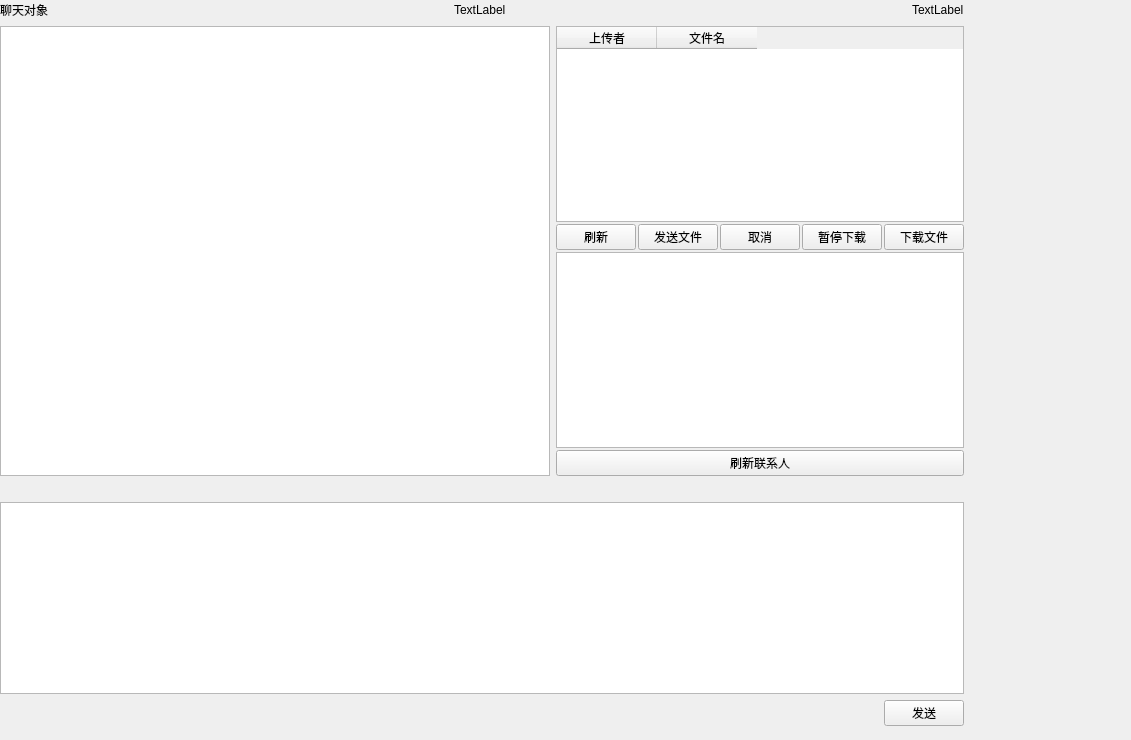
First picture: the form in OnlineClient/chatmenu.ui, repository hetufict/QtMeetingSystem, before the edit.
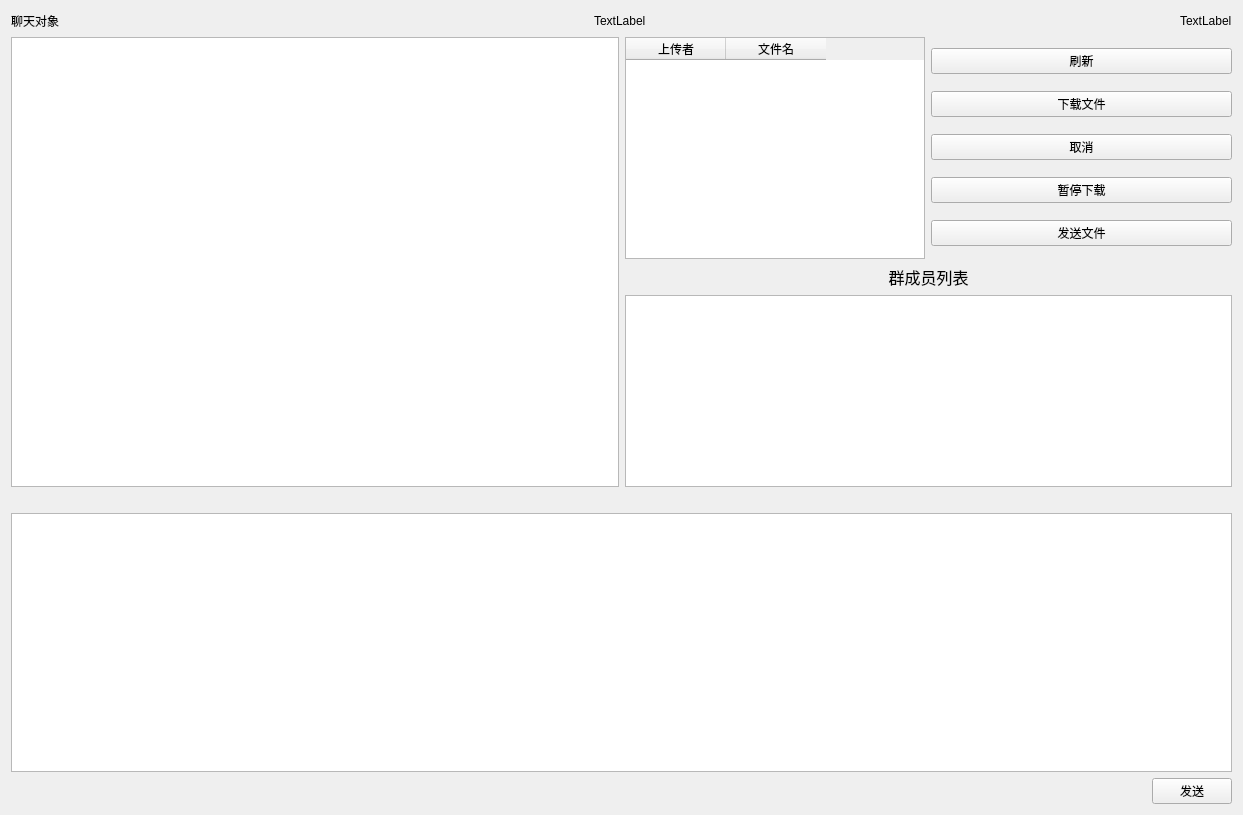
Second picture: the form after the edit.

Commit message: 采用新的列表刷新方案 不再需要手动刷新用户列表，群组列表 文件列表，群组成员列表

```diff
--- a/OnlineClient/chatmenu.ui
+++ b/OnlineClient/chatmenu.ui
@@ -6,14 +6,15 @@
    <rect>
     <x>0</x>
     <y>0</y>
-    <width>1131</width>
-    <height>740</height>
+    <width>1243</width>
+    <height>815</height>
    </rect>
   </property>
   <property name="windowTitle">
    <string>Form</string>
   </property>
-  <widget class="QWidget" name="">
+  <layout class="QVBoxLayout" name="verticalLayout_3">
+   <item>
    <layout class="QVBoxLayout" name="verticalLayout_5">
     <item>
      <layout class="QHBoxLayout" name="horizontalLayout_4">
@@ -79,14 +80,23 @@
        </widget>
       </item>
       <item>
-       <layout class="QVBoxLayout" name="verticalLayout_3">
-        <property name="spacing">
-         <number>2</number>
-        </property>
+        <layout class="QVBoxLayout" name="verticalLayout_2">
         <item>
-         <layout class="QVBoxLayout" name="verticalLayout">
+          <layout class="QHBoxLayout" name="horizontalLayout_7">
           <item>
            <widget class="QTableWidget" name="tableWidget_files">
+             <property name="minimumSize">
+              <size>
+               <width>100</width>
+               <height>0</height>
+              </size>
+             </property>
+             <property name="maximumSize">
+              <size>
+               <width>300</width>
+               <height>16777215</height>
+              </size>
+             </property>
             <column>
              <property name="text">
               <string>上传者</string>
@@ -100,23 +110,41 @@
            </widget>
           </item>
           <item>
-           <layout class="QHBoxLayout" name="horizontalLayout_3">
+            <layout class="QVBoxLayout" name="verticalLayout_6">
             <item>
              <widget class="QPushButton" name="pb_fllushFilelist">
+               <property name="minimumSize">
+                <size>
+                 <width>25</width>
+                 <height>0</height>
+                </size>
+               </property>
               <property name="text">
                <string>刷新</string>
               </property>
              </widget>
             </item>
             <item>
-             <widget class="QPushButton" name="pb_sendFile">
+              <widget class="QPushButton" name="pb_downloadFile">
+               <property name="minimumSize">
+                <size>
+                 <width>25</width>
+                 <height>0</height>
+                </size>
+               </property>
               <property name="text">
-               <string>发送文件</string>
+                <string>下载文件</string>
               </property>
              </widget>
             </item>
             <item>
              <widget class="QPushButton" name="pb_cancle">
+               <property name="minimumSize">
+                <size>
+                 <width>25</width>
+                 <height>0</height>
+                </size>
+               </property>
               <property name="text">
                <string>取消</string>
               </property>
@@ -124,15 +152,27 @@
             </item>
             <item>
              <widget class="QPushButton" name="pb_pausefile">
+               <property name="minimumSize">
+                <size>
+                 <width>25</width>
+                 <height>0</height>
+                </size>
+               </property>
               <property name="text">
                <string>暂停下载</string>
               </property>
              </widget>
             </item>
             <item>
-             <widget class="QPushButton" name="pb_downloadFile">
+              <widget class="QPushButton" name="pb_sendFile">
+               <property name="minimumSize">
+                <size>
+                 <width>25</width>
+                 <height>0</height>
+                </size>
+               </property>
               <property name="text">
-               <string>下载文件</string>
+                <string>发送文件</string>
               </property>
              </widget>
             </item>
@@ -141,7 +181,31 @@
          </layout>
         </item>
         <item>
-         <layout class="QVBoxLayout" name="verticalLayout_2">
+          <layout class="QVBoxLayout" name="verticalLayout">
+           <item>
+            <widget class="QLabel" name="label_3">
+             <property name="minimumSize">
+              <size>
+               <width>150</width>
+               <height>0</height>
+              </size>
+             </property>
+             <property name="font">
+              <font>
+               <pointsize>12</pointsize>
+              </font>
+             </property>
+             <property name="layoutDirection">
+              <enum>Qt::RightToLeft</enum>
+             </property>
+             <property name="text">
+              <string>群成员列表</string>
+             </property>
+             <property name="alignment">
+              <set>Qt::AlignCenter</set>
+             </property>
+            </widget>
+           </item>
           <item>
            <widget class="QListWidget" name="listWidget_info">
             <property name="minimumSize">
@@ -150,18 +214,13 @@
               <height>0</height>
              </size>
             </property>
-           </widget>
-          </item>
-          <item>
-           <layout class="QHBoxLayout" name="horizontalLayout_5">
-            <item>
-             <widget class="QPushButton" name="pb_flushgroupmember">
-              <property name="text">
-               <string>刷新联系人</string>
-              </property>
-             </widget>
-            </item>
-           </layout>
+             <property name="maximumSize">
+              <size>
+               <width>5000</width>
+               <height>16777215</height>
+              </size>
+             </property>
+            </widget>
           </item>
          </layout>
         </item>
@@ -202,7 +261,14 @@
     <item>
      <layout class="QVBoxLayout" name="verticalLayout_4">
       <item>
-       <widget class="QTextEdit" name="textEdit"/>
+        <widget class="QTextEdit" name="textEdit">
+         <property name="minimumSize">
+          <size>
+           <width>150</width>
+           <height>0</height>
+          </size>
+         </property>
+        </widget>
       </item>
       <item>
        <layout class="QHBoxLayout" name="horizontalLayout">
@@ -237,7 +303,8 @@
      </layout>
     </item>
    </layout>
-  </widget>
+   </item>
+  </layout>
  </widget>
  <resources/>
  <connections/>
```
Lines whose indentation alone changed are shown as unchanged. The commit also changes 17 other files.
